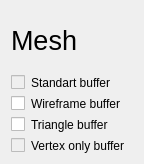
Old version of the form src/widgets/UI/MeshConfigView.ui in the repository DisonGo/s21_3DViewer.
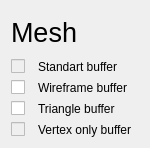
New version of the form.

The edit to the form file:
```diff
--- a/src/widgets/UI/MeshConfigView.ui
+++ b/src/widgets/UI/MeshConfigView.ui
@@ -6,14 +6,20 @@
    <rect>
     <x>0</x>
     <y>0</y>
-    <width>144</width>
-    <height>164</height>
+    <width>150</width>
+    <height>148</height>
    </rect>
   </property>
+  <property name="sizePolicy">
+   <sizepolicy hsizetype="Preferred" vsizetype="Preferred">
+    <horstretch>0</horstretch>
+    <verstretch>0</verstretch>
+   </sizepolicy>
+  </property>
   <property name="maximumSize">
    <size>
-    <width>16777215</width>
-    <height>164</height>
+    <width>500</width>
+    <height>500</height>
    </size>
   </property>
   <property name="windowTitle">
@@ -36,54 +42,63 @@
      </item>
      <item>
       <layout class="QFormLayout" name="formLayout">
-       <item row="2" column="1">
+       <property name="labelAlignment">
+        <set>Qt::AlignLeading|Qt::AlignLeft|Qt::AlignVCenter</set>
+       </property>
+       <property name="formAlignment">
+        <set>Qt::AlignLeading|Qt::AlignLeft|Qt::AlignVCenter</set>
+       </property>
+       <property name="horizontalSpacing">
+        <number>13</number>
+       </property>
+       <item row="0" column="1">
         <widget class="QLabel" name="standartBufferLabel">
          <property name="text">
           <string>Standart buffer</string>
          </property>
         </widget>
        </item>
-       <item row="2" column="0">
+       <item row="0" column="0">
         <widget class="QCheckBox" name="standartBufferCheckBox">
          <property name="enabled">
           <bool>false</bool>
          </property>
         </widget>
        </item>
-       <item row="3" column="1">
+       <item row="1" column="0">
+        <widget class="QCheckBox" name="wireframeBufferCheckBox"/>
+       </item>
+       <item row="1" column="1">
         <widget class="QLabel" name="wireframeBufferLabel">
          <property name="text">
           <string>Wireframe buffer</string>
          </property>
         </widget>
        </item>
-       <item row="3" column="0">
-        <widget class="QCheckBox" name="wireframeBufferCheckBox"/>
-       </item>
-       <item row="4" column="0">
+       <item row="2" column="0">
         <widget class="QCheckBox" name="triangleBufferCheckBox"/>
        </item>
-       <item row="5" column="0">
+       <item row="2" column="1">
+        <widget class="QLabel" name="triangleBufferLabel">
+         <property name="text">
+          <string>Triangle buffer</string>
+         </property>
+        </widget>
+       </item>
+       <item row="3" column="0">
         <widget class="QCheckBox" name="vertexOnlyBufferCheckBox">
          <property name="enabled">
           <bool>false</bool>
          </property>
         </widget>
        </item>
-       <item row="5" column="1">
+       <item row="3" column="1">
         <widget class="QLabel" name="vertexOnlyBufferLabel">
          <property name="text">
           <string>Vertex only buffer</string>
          </property>
         </widget>
        </item>
-       <item row="4" column="1">
-        <widget class="QLabel" name="triangleBufferLabel">
-         <property name="text">
-          <string>Triangle buffer</string>
-         </property>
-        </widget>
-       </item>
       </layout>
      </item>
     </layout>
```
